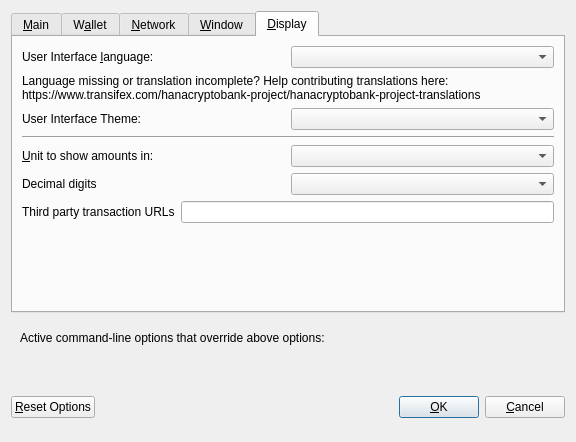
First picture: the form in src/qt/forms/optionsdialog.ui, repository Hanacryptobank/hanacryptobank, before the edit.
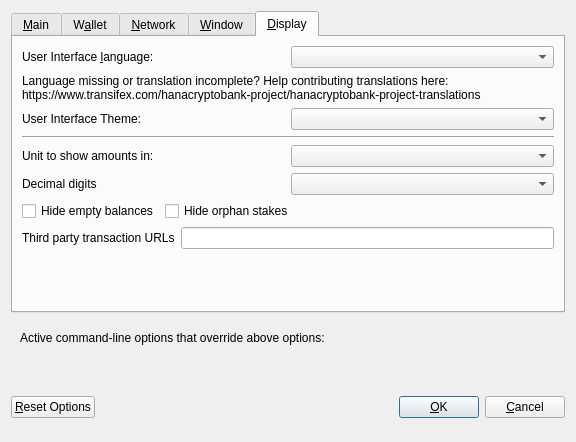
Second picture: the form after the edit. The open tabs and pages were chosen to show the change. Custom widgets are drawn as their Qt base class.

Patch:
```diff
--- a/src/qt/forms/optionsdialog.ui
+++ b/src/qt/forms/optionsdialog.ui
@@ -487,7 +487,7 @@
         </widget>
        </item>
        <item>
-        <layout class="QHBoxLayout" name="horizontalLayout_4_Display" stretch="0,0">
+        <layout class="QHBoxLayout" name="horizontalLayout_2_Display" stretch="0,0">
          <item>
           <widget class="QLabel" name="themeLabel">
            <property name="text">
@@ -501,6 +501,12 @@
         </layout>
        </item>
        <item>
+        <widget class="QWidget" name="verticalZpivDisplayWidget" native="true">
+         <layout class="QVBoxLayout" name="verticalZpivDisplayLayout">
+          <property name="margin">
+           <number>0</number>
+          </property>
+          <item>
         <widget class="Line" name="line">
          <property name="orientation">
           <enum>Qt::Horizontal</enum>
@@ -508,11 +514,11 @@
         </widget>
        </item>
        <item>
-        <layout class="QHBoxLayout" name="horizontalLayout_2_Display">
+           <layout class="QHBoxLayout" name="horizontalLayout_3_Display">
          <item>
           <widget class="QLabel" name="unitLabel">
            <property name="text">
-            <string>&amp;Unit to show amounts in:</string>
+               <string>Unit to show amounts in:</string>
            </property>
            <property name="textFormat">
             <enum>Qt::PlainText</enum>
@@ -532,7 +538,7 @@
         </layout>
        </item>
        <item>
-        <layout class="QHBoxLayout" name="horizontalLayout_5_Display">
+           <layout class="QHBoxLayout" name="horizontalLayout_4_Display">
          <item>
           <widget class="QLabel" name="digitsLabel">
            <property name="text">
@@ -546,7 +552,47 @@
         </layout>
        </item>
        <item>
-        <layout class="QHBoxLayout" name="horizontalLayout_3_Display">
+           <layout class="QHBoxLayout" name="horizontalLayout_5_Display">
+            <item>
+             <widget class="QCheckBox" name="checkBoxHideZeroBalances">
+              <property name="toolTip">
+               <string>Hide empty balances</string>
+              </property>
+              <property name="layoutDirection">
+               <enum>Qt::LeftToRight</enum>
+              </property>
+              <property name="text">
+               <string>Hide empty balances</string>
+              </property>
+             </widget>
+            </item>
+            <item>
+             <widget class="QCheckBox" name="checkBoxHideOrphans">
+              <property name="toolTip">
+               <string>Hide orphan stakes in transaction lists</string>
+              </property>
+              <property name="text">
+               <string>Hide orphan stakes</string>
+              </property>
+             </widget>
+            </item>
+            <item>
+             <spacer name="horizontalSpacer">
+              <property name="orientation">
+               <enum>Qt::Horizontal</enum>
+              </property>
+              <property name="sizeHint" stdset="0">
+               <size>
+                <width>40</width>
+                <height>20</height>
+               </size>
+              </property>
+             </spacer>
+            </item>
+           </layout>
+          </item>
+          <item>
+           <layout class="QHBoxLayout" name="horizontalLayout_6_Display">
          <item>
           <widget class="QLabel" name="thirdPartyTxUrlsLabel">
            <property name="toolTip">
@@ -568,6 +614,9 @@
           </widget>
          </item>
         </layout>
+          </item>
+         </layout>
+        </widget>
        </item>
        <item>
         <spacer name="verticalSpacer">
```
Left out of the diff: 70 changed lines with no effect on the pictures. Lines whose indentation alone changed are shown as unchanged.
